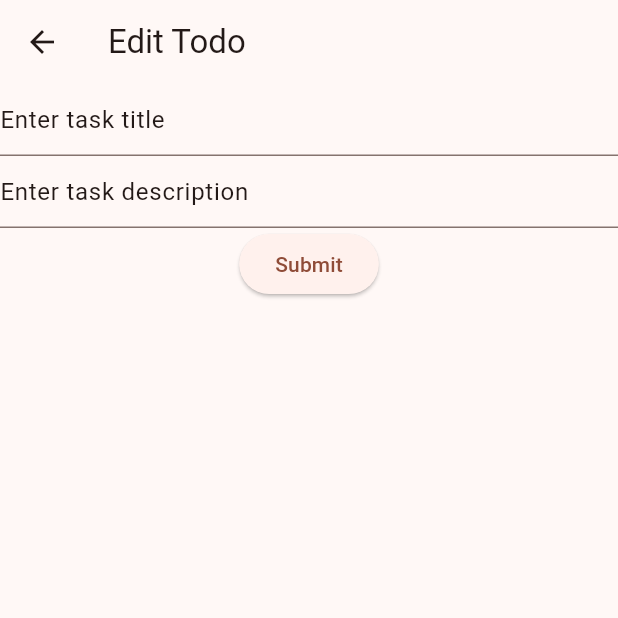
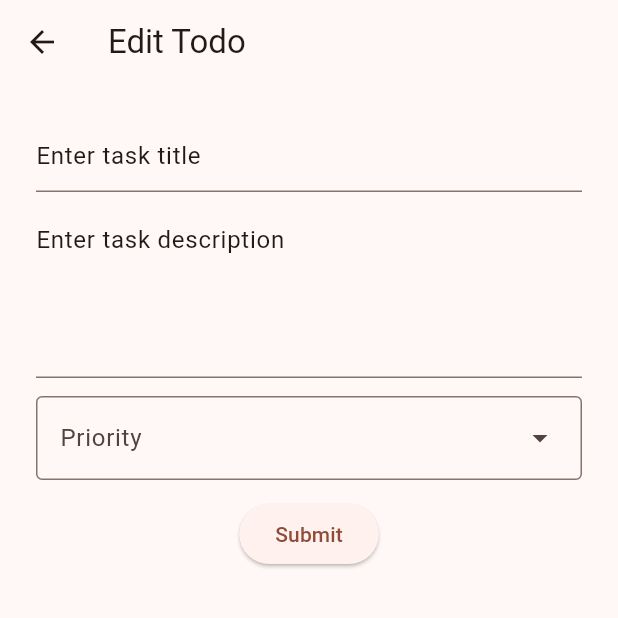
Before and after one commit to bshankar/todo-flutter, a Flutter app: the screen it shows after launch, after a tap on "Wash clothes", on a phone screen of 412 x 824 dp, the top half of it. Run offline on Flutter 3.47's test engine with Material 3 defaults, Android fonts, the phone set to English and light mode, and no system bars; our stand-ins replace flutter_riverpod, freezed_annotation, functional_widget_annotation, go_router, riverpod_annotation; generated files the repository leaves out were written again.

Commit message:
Add margins, icons to todo edit

```diff
--- a/lib/widgets/todo_edit.dart
+++ b/lib/widgets/todo_edit.dart
@@ -1,6 +1,7 @@
 import 'package:flutter/material.dart';
 import 'package:flutter_riverpod/flutter_riverpod.dart';
 import 'package:functional_widget_annotation/functional_widget_annotation.dart';
+import 'package:todo_app/models/todo.dart';
 
 part 'todo_edit.g.dart';
 
@@ -16,15 +17,58 @@ void submitForm() {}
 @cwidget
 Widget _todoEdit(BuildContext context, WidgetRef ref, String? id) {
   return Form(
+    child: Container(
+      margin: const EdgeInsets.all(24),
       child: Column(
         children: [
-        TextFormField(
+          Container(
+            margin: const EdgeInsets.only(bottom: 12),
+            child: TextFormField(
               initialValue: 'Enter task title',
               validator: textValidator,
             ),
-        TextFormField(
+          ),
+          Container(
+            margin: const EdgeInsets.only(bottom: 12),
+            child: TextFormField(
+              minLines: 4,
+              maxLines: 8,
               initialValue: 'Enter task description',
               validator: textValidator,
+            ),
+          ),
+          Container(
+            margin: const EdgeInsets.only(bottom: 12),
+            child: const DropdownMenu(
+              expandedInsets: EdgeInsets.zero,
+              label: Text('Priority'),
+              dropdownMenuEntries: [
+                DropdownMenuEntry(
+                  value: TodoPriority.low,
+                  label: 'Low',
+                  leadingIcon: Icon(
+                    Icons.circle,
+                    color: Colors.green,
+                  ),
+                ),
+                DropdownMenuEntry(
+                  value: TodoPriority.medium,
+                  label: 'Medium',
+                  leadingIcon: Icon(
+                    Icons.circle,
+                    color: Colors.yellow,
+                  ),
+                ),
+                DropdownMenuEntry(
+                  value: TodoPriority.high,
+                  label: 'High',
+                  leadingIcon: Icon(
+                    Icons.circle,
+                    color: Colors.red,
+                  ),
+                ),
+              ],
+            ),
           ),
           const ElevatedButton(
             onPressed: submitForm,
@@ -32,5 +76,6 @@ Widget _todoEdit(BuildContext context, WidgetRef ref, String? id) {
           ),
         ],
       ),
+    ),
   );
 }
```
Lines whose indentation alone changed are shown as unchanged.
